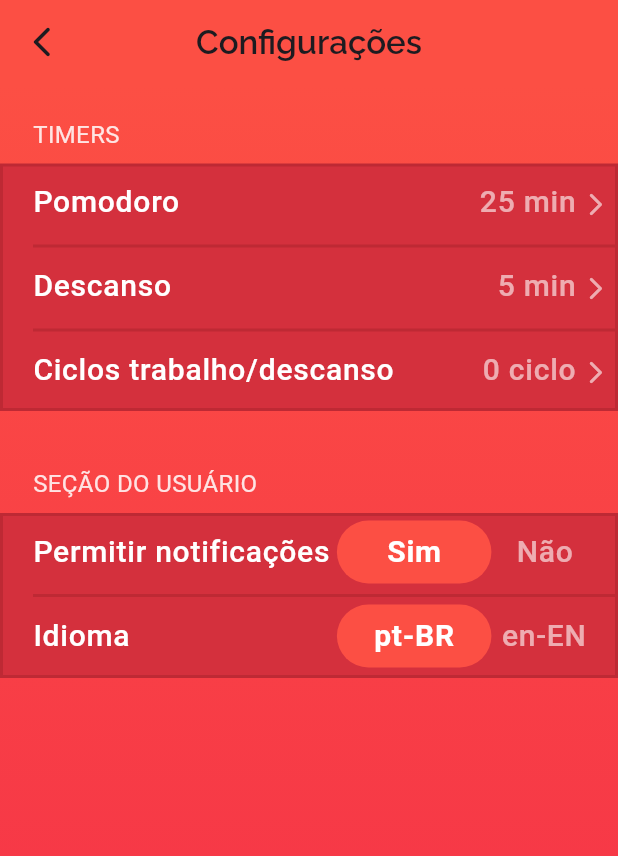
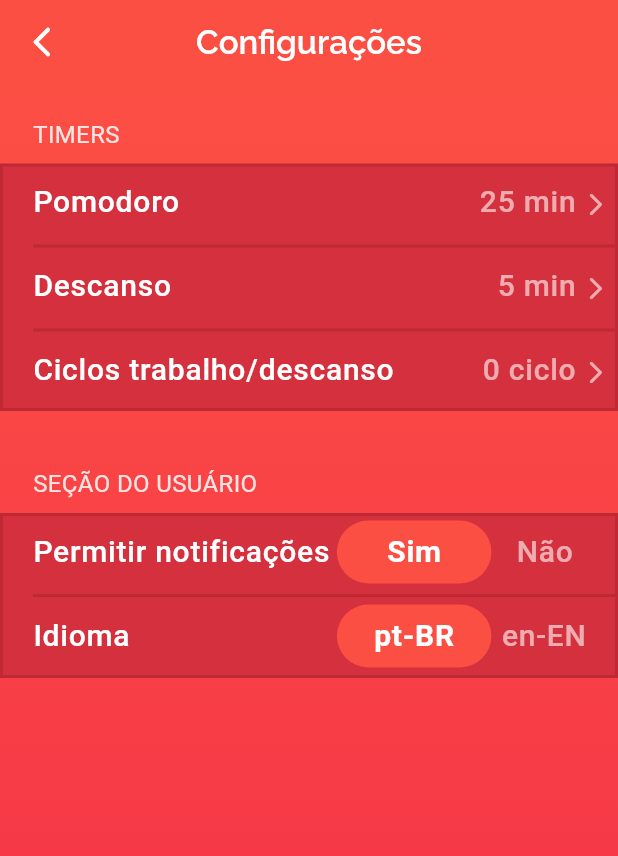
Before and after one commit to BrunoRabbit/pomodoro-timer, a Flutter app: the SettingsView screen opened by its route, on a phone screen of 412 x 824 dp. Shown: the top 856 px of the screen. Run offline on Flutter 3.47's test engine with Material 3 defaults, Android fonts, the phone set to English and light mode, and no system bars; our stand-ins replace auto_route, flutter_local_notifications, shared_preferences, toggle_switch; accounts and stored records are empty; generated files the repository leaves out were written again.

Commit message:
feat: update project

```diff
--- a/lib/app.dart
+++ b/lib/app.dart
@@ -49,6 +49,14 @@ class _ApplicationState extends State<Application> {
           return MaterialApp.router(
             routerConfig: _appRouter.config(),
             debugShowCheckedModeBanner: false,
+            theme: ThemeData(
+              iconButtonTheme: IconButtonThemeData(
+                style: IconButton.styleFrom(
+                  foregroundColor: Colors.white,
+                ),
+              ),
+              iconTheme: IconThemeData(color: Colors.white),
+            ),
             supportedLocales: const [
               Locale('en', 'US'),
               Locale.fromSubtags(languageCode: 'pt'),
--- a/lib/features/settings_feature/view/settings_view.dart
+++ b/lib/features/settings_feature/view/settings_view.dart
@@ -39,6 +39,7 @@ class _SettingsViewState extends State<SettingsView> {
           style: const TextStyle(
             fontFamily: 'Raleway',
             fontWeight: FontWeight.w600,
+            color: Colors.white,
           ),
         ),
         leading: IconButton(
--- a/lib/features/statistics_feature/view/statistics_view.dart
+++ b/lib/features/statistics_feature/view/statistics_view.dart
@@ -57,6 +57,7 @@ class _StatisticsViewState extends State<StatisticsView> {
           style: const TextStyle(
             fontFamily: 'Raleway',
             fontWeight: FontWeight.w600,
+            color: Colors.white,
           ),
         ),
         leading: IconButton(
--- a/pubspec.yaml
+++ b/pubspec.yaml
@@ -6,7 +6,7 @@ publish_to: "none"
 version: 1.0.0+1
 
 environment:
-  sdk: ">=2.19.4 <3.0.0"
+  sdk: ">=3.0.0 <4.0.0"
 
 dependencies:
   flutter:
@@ -16,7 +16,7 @@ dependencies:
   provider: ^6.0.5
   flutter_localizations:
     sdk: flutter
-  intl: ^0.17.0
+  intl: ^0.18.1
   shared_preferences: ^2.1.2
   flutter_local_notifications: ^14.1.1
   toggle_switch: ^2.1.0
```
Also changed, not shown: pubspec.lock, 2 other files.
